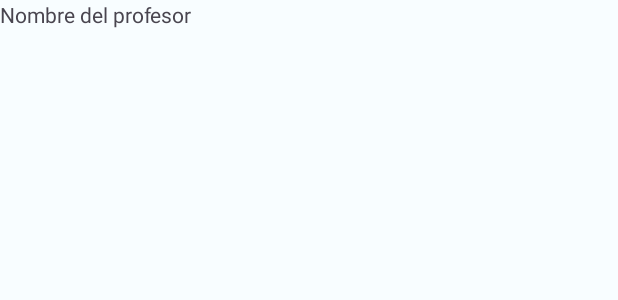
After one commit to gabochepe007/ScholarFleet, an Android app built with Jetpack Compose: the layout item_professor.xml on its own in the app's theme, with its tools: preview values and no code run, on a phone screen of 412 x 824 dp. The commit adds this screen. Shown: the top 300 px of the screen. Run offline under Robolectric (Android 15) with nearby library versions, the phone set to English and light mode, and no system bars.

Commit message:
Recycler view en Profesores

```diff
--- a/app/src/main/res/layout/formulariopro_fragment.xml
+++ b/app/src/main/res/layout/formulariopro_fragment.xml
@@ -24,6 +24,7 @@
         android:textSize="30sp"
         style="@style/TextAppearance.AppCompat.Title"
         />
+
 
     <com.google.android.material.textfield.TextInputLayout
         android:layout_width="match_parent"
--- /dev/null
+++ b/app/src/main/res/layout/item_professor.xml
@@ -0,0 +1,25 @@
+<?xml version="1.0" encoding="utf-8"?>
+<androidx.constraintlayout.widget.ConstraintLayout xmlns:android="http://schemas.android.com/apk/res/android"
+    xmlns:tools="http://schemas.android.com/tools"
+    android:layout_width="match_parent"
+    android:layout_height="match_parent">
+
+    <!-- item_profesor.xml -->
+    <LinearLayout xmlns:android="http://schemas.android.com/apk/res/android"
+        android:layout_width="match_parent"
+        android:layout_height="wrap_content"
+        android:orientation="vertical"
+        tools:ignore="MissingConstraints">
+
+        <TextView
+            android:id="@+id/nombreTextView"
+            android:layout_width="wrap_content"
+            android:layout_height="wrap_content"
+            android:text="Nombre del profesor" />
+
+        <!-- Otros componentes y vistas que desees mostrar -->
+
+    </LinearLayout>
+
+
+</androidx.constraintlayout.widget.ConstraintLayout>
```
Also changed, not shown: app/src/main/java/com/example/scholarfleet/FormularioProFragment.kt (+7 -13 lines), app/src/main/java/com/example/scholarfleet/ProfesorFragment.kt (+28 -1 lines), app/src/main/java/com/example/scholarfleet/database/Database.kt (+7 -0 lines), app/src/main/java/com/example/scholarfleet/models/Professor.kt (+31 -0 lines), app/src/main/java/com/example/scholarfleet/partials/ProfessorAdapter.kt (added, +41 -0 lines), app/src/main/res/layout/fragment_profesor.xml (+16 -12 lines).
